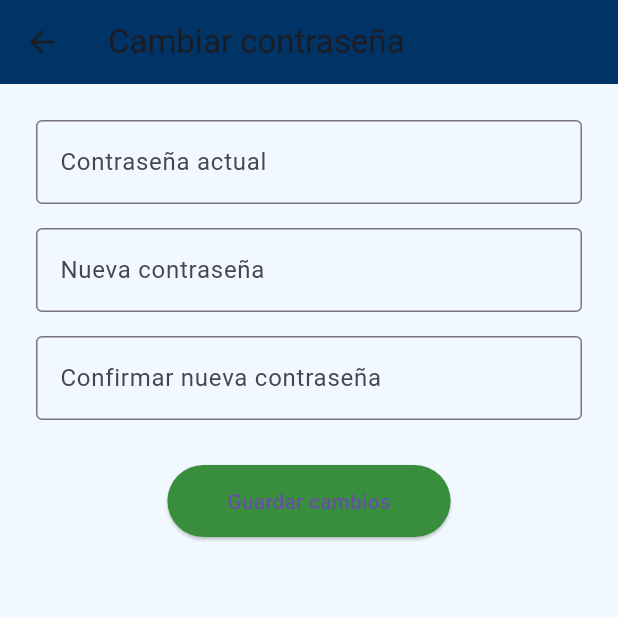
After one commit to Docsso/proyectoFinalProgra, a Flutter app: the MenuPage screen opened directly, item 3 of the bottom bar chosen, after a tap on "Cambiar contraseña", on a phone screen of 412 x 824 dp, the top half of it. The commit adds this screen. Run offline on Flutter 3.47's test engine with Material 3 defaults, Android fonts, the phone set to English and light mode, and no system bars; our stand-ins replace geolocator, image_picker, permission_handler, sqflite; accounts and stored records are empty.

Commit message:
cambio de contraseña

```diff
--- /dev/null
+++ b/proyectofinal1/lib/src/pages/change_password_page.dart
@@ -0,0 +1,121 @@
+import 'package:flutter/material.dart';
+import '../database/local_db.dart';
+
+class ChangePasswordPage extends StatefulWidget {
+  const ChangePasswordPage({super.key});
+
+  @override
+  State<ChangePasswordPage> createState() => _ChangePasswordPageState();
+}
+
+class _ChangePasswordPageState extends State<ChangePasswordPage> {
+  final _formKey = GlobalKey<FormState>();
+  final TextEditingController currentPassController = TextEditingController();
+  final TextEditingController newPassController = TextEditingController();
+  final TextEditingController confirmPassController = TextEditingController();
+
+  final String userEmail = 'demo@rumbago.com'; // Cuenta demo fija
+
+  Future<void> _changePassword() async {
+    final current = currentPassController.text.trim();
+    final newPass = newPassController.text.trim();
+    final confirm = confirmPassController.text.trim();
+
+    final user = await LocalDatabase.getUserByEmail(userEmail);
+
+    if (user == null) {
+      _showSnackBar('Usuario no encontrado', isError: true);
+      return;
+    }
+
+    if (current != user['password']) {
+      _showSnackBar('Contraseña actual incorrecta', isError: true);
+      return;
+    }
+
+    if (newPass != confirm) {
+      _showSnackBar('Las contraseñas no coinciden', isError: true);
+      return;
+    }
+
+    if (newPass.length < 6) {
+      _showSnackBar('La nueva contraseña debe tener al menos 6 caracteres', isError: true);
+      return;
+    }
+
+    await LocalDatabase.updateUserPassword(userEmail, newPass);
+    _showSnackBar('Contraseña actualizada correctamente');
+    Navigator.pop(context);
+  }
+
+  void _showSnackBar(String message, {bool isError = false}) {
+    final snackBar = SnackBar(
+      content: Row(
+        children: [
+          Icon(isError ? Icons.error : Icons.check_circle, color: Colors.white),
+          const SizedBox(width: 10),
+          Expanded(child: Text(message)),
+        ],
+      ),
+      backgroundColor: isError ? Colors.red : Colors.green[700],
+      duration: const Duration(seconds: 2),
+    );
+    ScaffoldMessenger.of(context).showSnackBar(snackBar);
+  }
+
+  @override
+  Widget build(BuildContext context) {
+    return Scaffold(
+      backgroundColor: const Color(0xFFF1F8FF),
+      appBar: AppBar(
+        title: const Text("Cambiar contraseña"),
+        backgroundColor: const Color(0xFF003366),
+      ),
+      body: Padding(
+        padding: const EdgeInsets.all(24.0),
+        child: Form(
+          key: _formKey,
+          child: Column(
+            children: [
+              TextFormField(
+                controller: currentPassController,
+                obscureText: true,
+                decoration: const InputDecoration(
+                  labelText: 'Contraseña actual',
+                  border: OutlineInputBorder(),
+                ),
+              ),
+              const SizedBox(height: 16),
+              TextFormField(
+                controller: newPassController,
+                obscureText: true,
+                decoration: const InputDecoration(
+                  labelText: 'Nueva contraseña',
+                  border: OutlineInputBorder(),
+                ),
+              ),
+              const SizedBox(height: 16),
+              TextFormField(
+                controller: confirmPassController,
+                obscureText: true,
+                decoration: const InputDecoration(
+                  labelText: 'Confirmar nueva contraseña',
+                  border: OutlineInputBorder(),
+                ),
+              ),
+              const SizedBox(height: 30),
+              ElevatedButton(
+                onPressed: _changePassword,
+                style: ElevatedButton.styleFrom(
+                  backgroundColor: Colors.green[700],
+                  padding: const EdgeInsets.symmetric(horizontal: 40, vertical: 14),
+                ),
+                child: const Text('Guardar cambios'),
+              )
+            ],
+          ),
+        ),
+      ),
+    );
+  }
+}
--- a/proyectofinal1/lib/src/pages/menu_page.dart
+++ b/proyectofinal1/lib/src/pages/menu_page.dart
@@ -1,53 +1,42 @@
 import 'package:flutter/material.dart';
 import 'create_event_page.dart';
 import 'event_list_page.dart';
+import 'welcome_page.dart';
+import 'change_password_page.dart'; // ✅ Correcta ubicación
 
-class MenuPage extends StatelessWidget {
+class MenuPage extends StatefulWidget {
   const MenuPage({super.key});
 
   @override
+  State<MenuPage> createState() => _MenuPageState();
+}
+
+class _MenuPageState extends State<MenuPage> {
+  int _selectedIndex = 0;
+
+  void _onTabTapped(int index) {
+    setState(() {
+      _selectedIndex = index;
+    });
+  }
+
+  @override
   Widget build(BuildContext context) {
+    final List<Widget> pages = [
+      _HomeView(),
+      const EventListPage(),
+      const _SettingsView(),
+    ];
+
     return Scaffold(
       backgroundColor: const Color(0xFFF1F8FF),
-      body: SafeArea(
-        child: Padding(
-          padding: const EdgeInsets.symmetric(horizontal: 32.0),
-          child: Column(
-            mainAxisAlignment: MainAxisAlignment.center,
-            children: [
-              _MenuButton(
-                icon: Icons.event,
-                label: 'Organizar evento',
-                onPressed: () {
-                  Navigator.push(
-                    context,
-                    MaterialPageRoute(
-                      builder: (context) => const CreateEventPage(),
-                    ),
-                  );
-                },
-              ),
-              const SizedBox(height: 20),
-              _MenuButton(
-                icon: Icons.directions_walk,
-                label: 'Cerca de ti',
-                onPressed: () {
-                  Navigator.push(
-                    context,
-                    MaterialPageRoute(
-                      builder: (context) => const EventListPage(),
-                    ),
-                  );
-                },
-              ),
-            ],
-          ),
-        ),
-      ),
+      body: SafeArea(child: pages[_selectedIndex]),
       bottomNavigationBar: BottomNavigationBar(
         backgroundColor: Colors.white,
         selectedItemColor: const Color(0xFF003366),
         unselectedItemColor: Colors.grey,
+        currentIndex: _selectedIndex,
+        onTap: _onTabTapped,
         items: const [
           BottomNavigationBarItem(
             icon: Icon(Icons.home),
@@ -55,7 +44,7 @@ class MenuPage extends StatelessWidget {
           ),
           BottomNavigationBarItem(
             icon: Icon(Icons.menu_book),
-            label: 'Eventos',
+            label: 'Mis eventos',
           ),
           BottomNavigationBarItem(
             icon: Icon(Icons.settings),
@@ -67,6 +56,118 @@ class MenuPage extends StatelessWidget {
   }
 }
 
+// 🏠 INICIO
+class _HomeView extends StatelessWidget {
+  @override
+  Widget build(BuildContext context) {
+    return Padding(
+      padding: const EdgeInsets.symmetric(horizontal: 32.0),
+      child: Column(
+        mainAxisAlignment: MainAxisAlignment.center,
+        children: [
+          _MenuButton(
+            icon: Icons.event,
+            label: 'Organizar evento',
+            onPressed: () {
+              Navigator.push(
+                context,
+                MaterialPageRoute(builder: (context) => const CreateEventPage()),
+              );
+            },
+          ),
+          const SizedBox(height: 20),
+          _MenuButton(
+            icon: Icons.directions_walk,
+            label: 'Cerca de ti',
+            onPressed: () {
+              Navigator.push(
+                context,
+                MaterialPageRoute(builder: (context) => const EventListPage()),
+              );
+            },
+          ),
+          const SizedBox(height: 40),
+          ElevatedButton.icon(
+            icon: const Icon(Icons.logout, color: Colors.white),
+            label: const Text(
+              'Cerrar sesión',
+              style: TextStyle(color: Colors.white),
+            ),
+            onPressed: () {
+              Navigator.pushAndRemoveUntil(
+                context,
+                MaterialPageRoute(builder: (context) => const WelcomePage()),
+                (route) => false,
+              );
+            },
+            style: ElevatedButton.styleFrom(
+              backgroundColor: Colors.red,
+              padding: const EdgeInsets.symmetric(horizontal: 30, vertical: 14),
+              shape: RoundedRectangleBorder(
+                borderRadius: BorderRadius.circular(12),
+              ),
+            ),
+          ),
+        ],
+      ),
+    );
+  }
+}
+
+// ⚙️ AJUSTES
+class _SettingsView extends StatelessWidget {
+  const _SettingsView();
+
+  @override
+  Widget build(BuildContext context) {
+    return Padding(
+      padding: const EdgeInsets.all(24),
+      child: Column(
+        mainAxisAlignment: MainAxisAlignment.center,
+        children: [
+          ElevatedButton.icon(
+            icon: const Icon(Icons.lock_reset),
+            label: const Text('Cambiar contraseña'),
+            onPressed: () {
+              Navigator.push(
+                context,
+                MaterialPageRoute(builder: (context) => const ChangePasswordPage()),
+              );
+            },
+            style: ElevatedButton.styleFrom(
+              backgroundColor: const Color(0xFF003366),
+              padding: const EdgeInsets.symmetric(horizontal: 30, vertical: 14),
+              shape: RoundedRectangleBorder(
+                borderRadius: BorderRadius.circular(12),
+              ),
+            ),
+          ),
+          const SizedBox(height: 20),
+          ElevatedButton.icon(
+            icon: const Icon(Icons.logout),
+            label: const Text('Cerrar sesión'),
+            onPressed: () {
+              Navigator.pushAndRemoveUntil(
+                context,
+                MaterialPageRoute(builder: (context) => const WelcomePage()),
+                (route) => false,
+              );
+            },
+            style: ElevatedButton.styleFrom(
+              backgroundColor: Colors.red,
+              padding: const EdgeInsets.symmetric(horizontal: 30, vertical: 14),
+              shape: RoundedRectangleBorder(
+                borderRadius: BorderRadius.circular(12),
+              ),
+            ),
+          ),
+        ],
+      ),
+    );
+  }
+}
+
+// Reutilizable
 class _MenuButton extends StatelessWidget {
   final IconData icon;
   final String label;
```
Also changed, not shown: proyectofinal1/lib/src/database/local_db.dart (+11 -0 lines), proyectofinal1/lib/src/pages/welcome_page.dart (+8 -10 lines), 1 other file.
